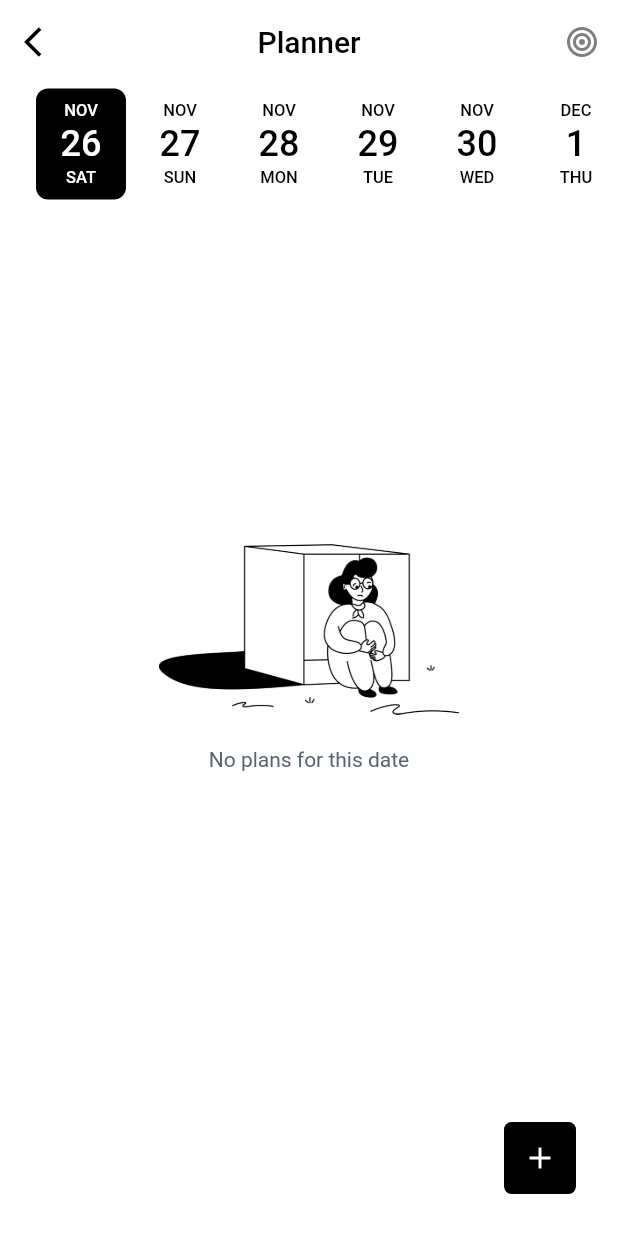
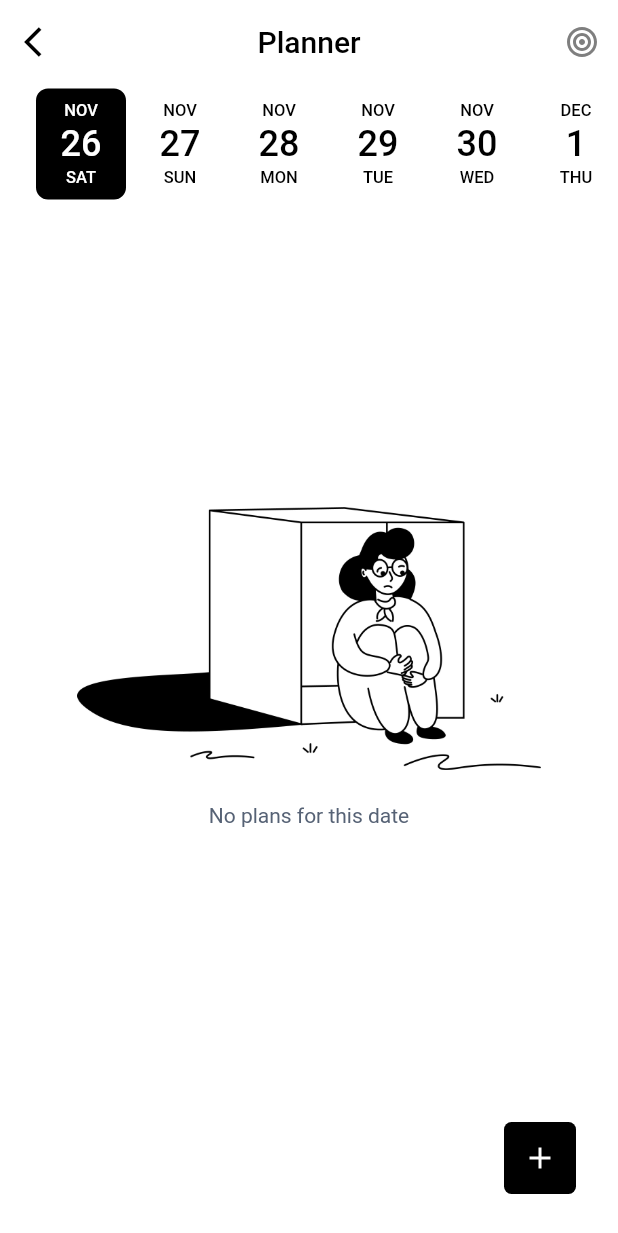
Before and after one commit to aninarafath6/arnhss, a Flutter app: the PlannerView screen opened by its route, on a phone screen of 412 x 824 dp. Shown: the top 1233 px of the screen. Run offline on Flutter 3.47's test engine with Material 2 defaults, Android fonts, the phone set to English and light mode, and no system bars; our stand-ins replace cached_network_image, cloud_firestore, firebase_auth, firebase_core, firebase_database, firebase_messaging and 14 more; missing offline and left inert: flutter_pdfview; accounts and stored records are empty; network calls fail.

Commit message:
refresh indicated list view for notice list

```diff
--- a/arnhss-app/lib/common/constants/image_constant.dart
+++ b/arnhss-app/lib/common/constants/image_constant.dart
@@ -16,6 +16,7 @@ class Images {
   static const notFound = 'assets/images/pngs/not-found.jpeg';
   static const notificationNotFound = "assets/images/pngs/notification.png";
   static const noteNotFound = "assets/images/icons/design-badge .png";
+  static const noNotice = "assets/images/icons/hero.png.webp";
 
   // * lottie files
   static const profileSuccess = "assets/lottie/lf30_editor_tsoh2riw.json";
--- a/arnhss-app/lib/features/users/service/notice_service.dart
+++ b/arnhss-app/lib/features/users/service/notice_service.dart
@@ -70,7 +70,7 @@ class NoticeService with HandleException {
         _firestoreInstance.collection(FirebaseConstants.noticeCollection);
 
     try {
-      var data = await Future.delayed(const Duration(milliseconds: 300))
+      var data = await Future.delayed(const Duration(milliseconds: 500))
           .then((value) async {
         querySnapshot = await _usersCollection.get();
         return querySnapshot?.docs.map(
--- a/arnhss-app/lib/features/users/student/planner/widgets/not_found.dart
+++ b/arnhss-app/lib/features/users/student/planner/widgets/not_found.dart
@@ -1,15 +1,18 @@
 import 'package:arnhss/common/constants/image_constant.dart';
 import 'package:arnhss/common/theme/text_theme.dart';
-import 'package:flutter/material.dart';
+import 'package:arnhss/features/authentication/login/view/index.dart';
+
 
 class NotFound extends StatelessWidget {
   const NotFound({
     Key? key,
     this.imageURL,
     this.title,
+    this.isBig = false,
   }) : super(key: key);
   final String? imageURL;
   final String? title;
+  final bool isBig;
 
   @override
   Widget build(BuildContext context) {
@@ -18,15 +21,15 @@ class NotFound extends StatelessWidget {
       children: [
         const Spacer(flex: 2),
         SizedBox(
-          width: 200,
+          width: context.getWidth(75),
           child: Center(
-            child: Image.asset(Images.notFound),
+            child: Image.asset(imageURL ?? Images.notFound),
           ),
         ),
         const SizedBox(height: 15),
         const SizedBox(height: 3),
         Text(
-          "No plans for this date",
+          title ?? "No plans for this date",
           style: CustomTextTheme(context: context).paragraph(),
           textAlign: TextAlign.center,
         ),
--- a/arnhss-app/lib/features/users/view_model/notice_view_model.dart
+++ b/arnhss-app/lib/features/users/view_model/notice_view_model.dart
@@ -99,6 +99,7 @@ class NoticeViewModel extends ChangeNotifier with HandleException {
       );
       _target = null;
       noticeController.clear();
+      getNotices();
       toggleLoading();
       success();
     } else {
@@ -113,7 +114,7 @@ class NoticeViewModel extends ChangeNotifier with HandleException {
     }
   }
 
-  void getNotices() async {
+  Future<void> getNotices() async {
     getToggleLoading();
     List<NoticeModel>? result = await _noticeService.getNotice();
     notices.clear();
--- a/arnhss-app/lib/features/users/widget/notice_item.dart
+++ b/arnhss-app/lib/features/users/widget/notice_item.dart
@@ -1,6 +1,7 @@
 import 'dart:developer';
 import 'dart:ui';
 import 'package:arnhss/common/constants/color_constants.dart';
+import 'package:arnhss/common/constants/image_constant.dart';
 import 'package:arnhss/common/enums.dart';
 import 'package:arnhss/common/routes/index_routes.dart';
 import 'package:arnhss/common/widgets/custom_modal.dart';
@@ -155,7 +156,7 @@ class _NoticeItemState extends State<NoticeItem>
                   widget.notice?.notice == "" || widget.notice == null
                       ? Center(
                           child: Image.asset(
-                            "assets/images/icons/hero.png.webp",
+                           Images.noNotice,
                             width: 250,
                           ),
                         )
--- a/arnhss-app/pubspec.yaml
+++ b/arnhss-app/pubspec.yaml
@@ -51,6 +51,7 @@ dependencies:
   flutter_local_notifications: ^12.0.4
   firebase_messaging: ^13.1.0
   flutter_dotenv: ^5.0.2
+  custom_refresh_indicator: ^2.0.1
 
 flutter_icons:
   android: "launcher_icon"
```
Also changed, not shown: arnhss-app/lib/features/users/admin/home.admin/views/notice.view.admin.dart (+57 -21 lines), arnhss-app/pubspec.lock.
